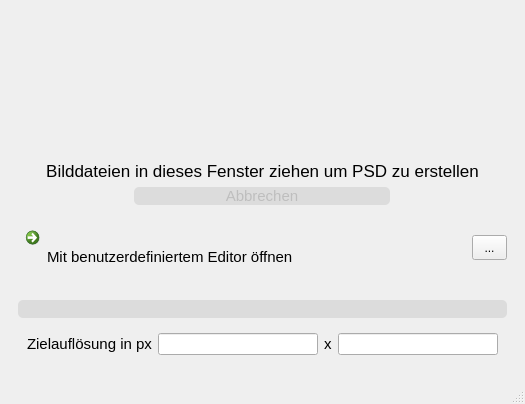
Before: the Qt Designer form ui/tieflader.ui in tappi287/tieflader, drawn with Qt 5.
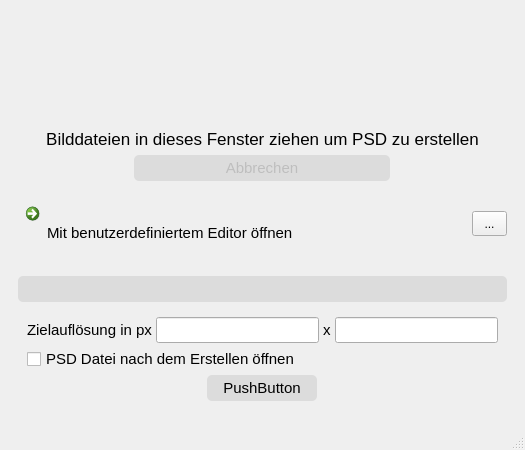
After: the same form once the commit is applied. Icons and pictures are not drawn.

Commit message: integrate basic setting controls in main window

```diff
--- a/ui/tieflader.ui
+++ b/ui/tieflader.ui
@@ -7,7 +7,7 @@
     <x>0</x>
     <y>0</y>
     <width>525</width>
-    <height>404</height>
+    <height>450</height>
    </rect>
   </property>
   <property name="windowTitle">
@@ -18,8 +18,8 @@
     <normaloff>:/main/res/tieflader_icon.png</normaloff>:/main/res/tieflader_icon.png</iconset>
   </property>
   <property name="styleSheet">
-   <string notr="true">QLabel, QPushButton {font-family: &quot;Segoe UI&quot;, &quot;Helvetica&quot;, &quot;Helvetica Neue&quot;; font-size: 15px;}
-QPushButton {background: rgb(220, 220, 220); border-radius: 5px;}
+   <string notr="true">QLabel, QPushButton, QCheckBox, QLineEdit {font-family: &quot;Segoe UI&quot;, &quot;Helvetica&quot;, &quot;Helvetica Neue&quot;; font-size: 15px;}
+QPushButton {background: rgb(220, 220, 220); border-radius: 5px; padding: 4px 16px;}
 QPushButton::hover {background: rgb(36, 104, 83);}
 QCommandLinkButton {background: none;}
 QCommandLinkButton::hover {background: rgb(210, 210, 210);}</string>
@@ -197,6 +197,16 @@
         <widget class="QWidget" name="res_widget" native="true">
          <layout class="QHBoxLayout" name="horizontalLayout_3">
           <item>
+           <layout class="QVBoxLayout" name="res_vert_layout">
+            <property name="spacing">
+             <number>4</number>
+            </property>
+            <item>
+             <layout class="QHBoxLayout" name="res_hori_layout">
+              <property name="spacing">
+               <number>4</number>
+              </property>
+              <item>
            <widget class="QLabel" name="res_label">
             <property name="text">
              <string>Zielauflösung in px</string>
@@ -217,6 +227,24 @@
            <widget class="QLineEdit" name="res_y_edit"/>
           </item>
          </layout>
+            </item>
+            <item>
+             <widget class="QCheckBox" name="open_psd_box">
+              <property name="text">
+               <string>PSD Datei nach dem Erstellen öffnen</string>
+              </property>
+             </widget>
+            </item>
+            <item alignment="Qt::AlignHCenter|Qt::AlignVCenter">
+             <widget class="QPushButton" name="adv_settings_btn">
+              <property name="text">
+               <string>PushButton</string>
+              </property>
+             </widget>
+            </item>
+           </layout>
+          </item>
+         </layout>
         </widget>
        </item>
       </layout>
```
Left out of the diff: 19 changed lines with no effect on the pictures. Lines whose indentation alone changed are shown as unchanged. The commit also changes 4 other files.
